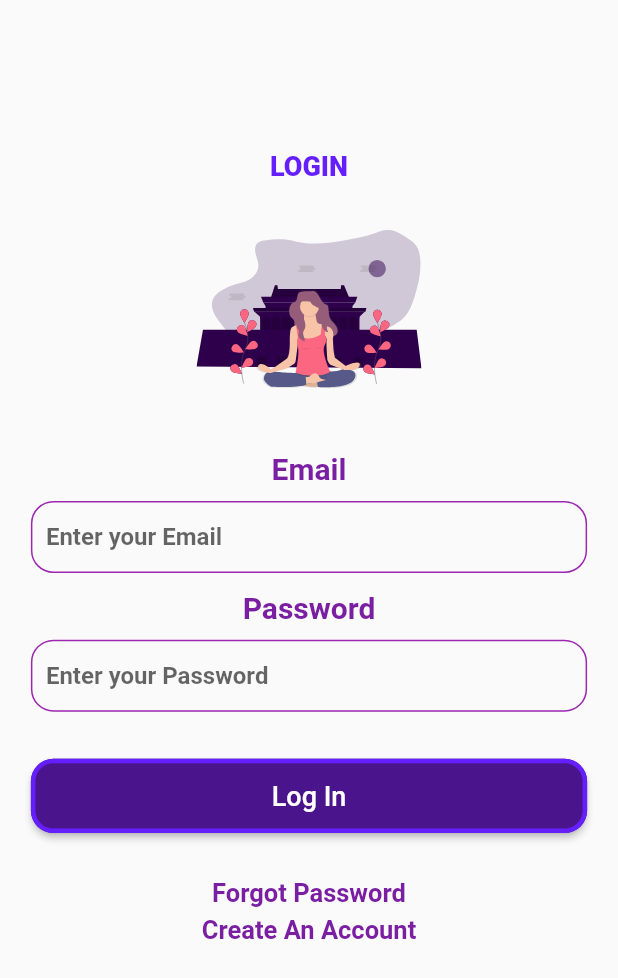
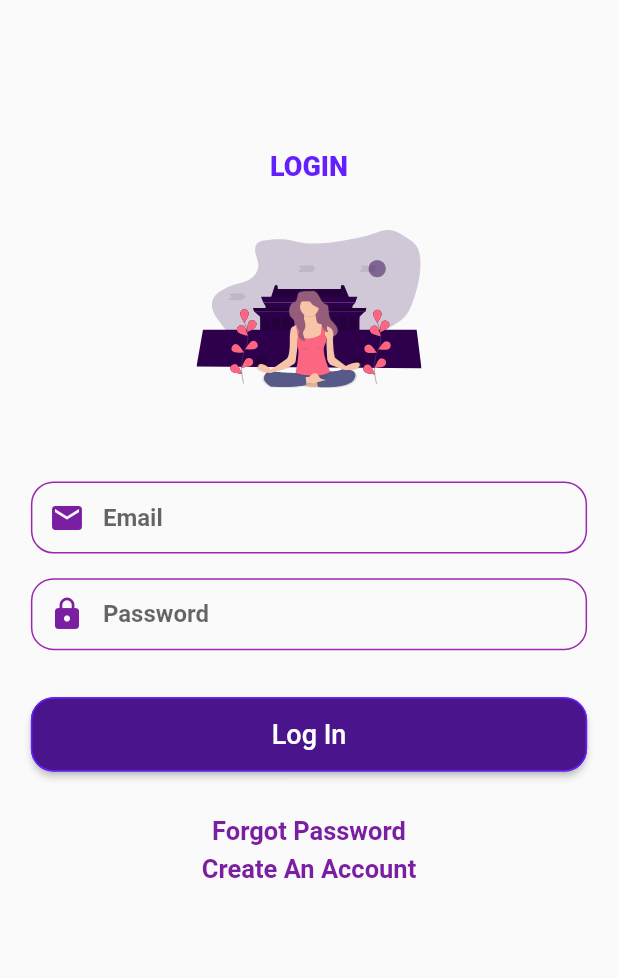
Before and after one commit to InTouch-Mental-Health-Care-App/In-Touch, a Flutter app: the screen it shows after launch, on a phone screen of 412 x 824 dp. Shown: the top 978 px of the screen. Run offline on Flutter 3.47's test engine with Material 2 defaults, Android fonts, the phone set to English and light mode, and no system bars; our stand-ins replace datetime_picker_formfield, flutter_svg; missing offline and left inert: flutter_dropdown.

```diff
--- a/lib/main.dart
+++ b/lib/main.dart
@@ -17,6 +17,7 @@ class MyApp extends StatelessWidget {
         routes: {
           '/': (context) => LoginScreen(),
           '/ForgotPassword' : (context) => ForgotPasswordScreen(),
+          '/CreateAccount' : (context) => SignUpScreen(),
         },
         );
   }
--- a/lib/screens/login_screen.dart
+++ b/lib/screens/login_screen.dart
@@ -29,17 +29,7 @@ class LoginScreen extends StatelessWidget {
                   width: 150,
                 ),
                 SizedBox(
-                  height: 20,
-                ),
-                Text(
-                  'Email',
-                  style: TextStyle(
-                      fontSize: 20,
-                      fontWeight: FontWeight.bold,
-                      color: Colors.purple[700]),
-                ),
-                SizedBox(
-                  height: 10,
+                  height: 40,
                 ),
                 Container(
                   width: MediaQuery.of(context).size.width * 0.9,
@@ -48,7 +38,8 @@ class LoginScreen extends StatelessWidget {
                     keyboardType: TextInputType.emailAddress,
                     decoration: InputDecoration(
                       contentPadding: EdgeInsets.all(10),
-                      hintText: "Enter your Email",
+                      prefixIcon: Icon(Icons.mail, color: Colors.purple[700],),
+                      hintText: "Email",
                       border: OutlineInputBorder(
                         borderRadius: BorderRadius.circular(15),
                       ),
@@ -61,17 +52,7 @@ class LoginScreen extends StatelessWidget {
                   ),
                 ),
                 SizedBox(
-                  height: 10,
-                ),
-                Text(
-                  'Password',
-                  style: TextStyle(
-                      fontSize: 20,
-                      fontWeight: FontWeight.bold,
-                      color: Colors.purple[700]),
-                ),
-                SizedBox(
-                  height: 10,
+                  height: 15,
                 ),
                 Container(
                   width: MediaQuery.of(context).size.width * 0.9,
@@ -80,7 +61,8 @@ class LoginScreen extends StatelessWidget {
                     obscureText: true,
                     decoration: InputDecoration(
                       contentPadding: EdgeInsets.all(10),
-                      hintText: "Enter your Password",
+                     prefixIcon: Icon(Icons.lock, color: Colors.purple[700],),
+                     hintText: "Password",
                       border: OutlineInputBorder(
                         borderRadius: BorderRadius.circular(15),
                       ),
@@ -101,8 +83,8 @@ class LoginScreen extends StatelessWidget {
                   child: RaisedButton(
                     shape: RoundedRectangleBorder(
                         borderRadius: BorderRadius.circular(15.0),
-                        side:
-                            BorderSide(color: Colors.deepPurpleAccent[400], width: 3.0)),
+                        side: BorderSide(
+                            color: Colors.deepPurpleAccent[400], width: 1.0)),
                     color: Colors.purple[900],
                     onPressed: () {},
                     child: Text(
@@ -127,12 +109,15 @@ class LoginScreen extends StatelessWidget {
                 SizedBox(
                   height: 5,
                 ),
-                Text(
-                  'Create An Account',
-                  style: TextStyle(
-                      fontSize: 17,
-                      fontWeight: FontWeight.bold,
-                      color: Colors.purple[700]),
+                GestureDetector(
+                  onTap: () => Navigator.pushNamed(context, '/CreateAccount'),
+                  child: Text(
+                    'Create An Account',
+                    style: TextStyle(
+                        fontSize: 17,
+                        fontWeight: FontWeight.bold,
+                        color: Colors.purple[700]),
+                  ),
                 ),
               ],
             ),
--- a/lib/screens/screens.dart
+++ b/lib/screens/screens.dart
@@ -1,2 +1,3 @@
 export 'login_screen.dart';
-export 'forgot_password.dart';
+export 'forgot_password._screen.dart';
+export 'signup_screen.dart';
--- a/pubspec.yaml
+++ b/pubspec.yaml
@@ -24,6 +24,8 @@ dependencies:
   flutter:
     sdk: flutter
   flutter_svg: ^0.18.0
+  datetime_picker_formfield: ^1.0.0
+  flutter_dropdown: ^0.0.8
 
 
 
```
Also changed, not shown: lib/screens/signup_screen.dart (added, +220 -0 lines), lib/screens/forgot_password._screen.dart (renamed from lib/screens/forgot_password.dart), pubspec.lock.
